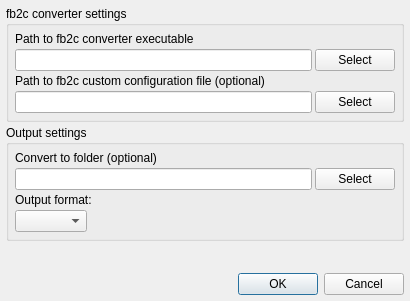
This is designer/settingsdialog.ui in dnkorpushov/libro as Qt 5 draws it before an edit. The edited form follows.
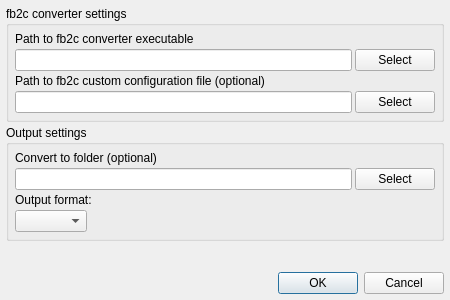
This is the edited form.

Patch:
```diff
--- a/designer/settingsdialog.ui
+++ b/designer/settingsdialog.ui
@@ -6,10 +6,28 @@
    <rect>
     <x>0</x>
     <y>0</y>
-    <width>410</width>
-    <height>301</height>
+    <width>450</width>
+    <height>300</height>
    </rect>
   </property>
+  <property name="sizePolicy">
+   <sizepolicy hsizetype="Fixed" vsizetype="Fixed">
+    <horstretch>0</horstretch>
+    <verstretch>0</verstretch>
+   </sizepolicy>
+  </property>
+  <property name="minimumSize">
+   <size>
+    <width>450</width>
+    <height>300</height>
+   </size>
+  </property>
+  <property name="maximumSize">
+   <size>
+    <width>450</width>
+    <height>300</height>
+   </size>
+  </property>
   <property name="windowTitle">
    <string>Settings</string>
   </property>
```
